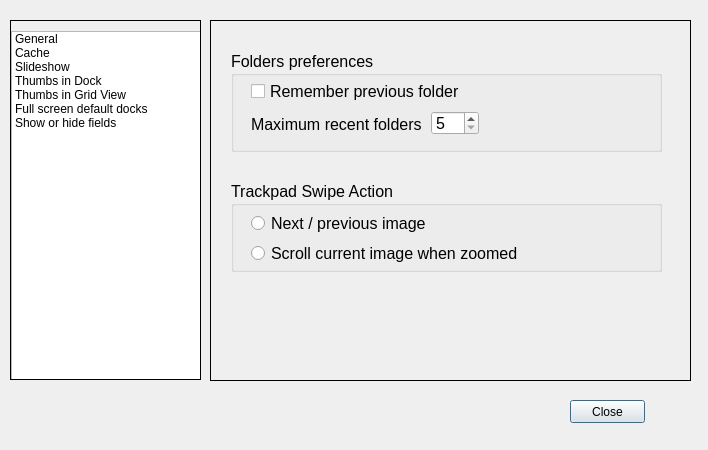
Qt form prefdlg.ui (towhee/Winnow64) before a commit.
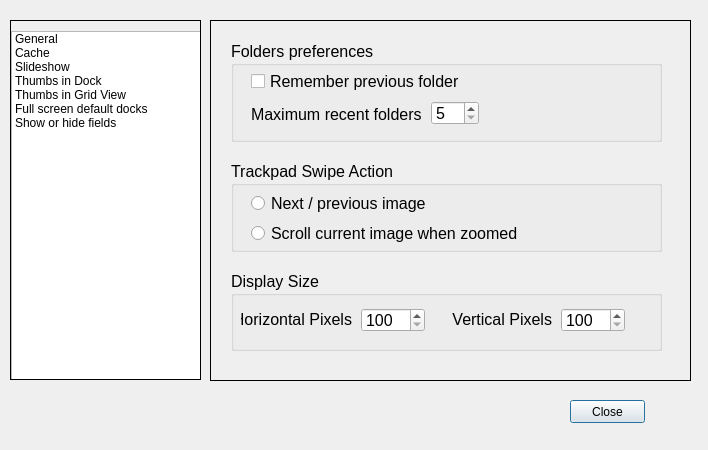
The same form after that commit. The open tabs and pages were chosen to show the change.

Commit message: Actual device pixel ratio

Patch:
```diff
--- a/prefdlg.ui
+++ b/prefdlg.ui
@@ -63,7 +63,7 @@
      <property name="geometry">
       <rect>
        <x>20</x>
-       <y>160</y>
+       <y>140</y>
        <width>431</width>
        <height>91</height>
       </rect>
@@ -112,7 +112,7 @@
      <property name="geometry">
       <rect>
        <x>20</x>
-       <y>30</y>
+       <y>20</y>
        <width>431</width>
        <height>101</height>
       </rect>
@@ -159,7 +159,7 @@
        <rect>
         <x>20</x>
         <y>65</y>
-        <width>181</width>
+        <width>171</width>
         <height>16</height>
        </rect>
       </property>
@@ -173,6 +173,86 @@
       </property>
      </widget>
     </widget>
+    <widget class="QGroupBox" name="groupBox">
+     <property name="geometry">
+      <rect>
+       <x>20</x>
+       <y>250</y>
+       <width>431</width>
+       <height>80</height>
+      </rect>
+     </property>
+     <property name="toolTip">
+      <string>&lt;html&gt;&lt;head/&gt;&lt;body&gt;&lt;p&gt;In some operating systems it is difficult to obtain the actual screen resolution.  This is used to make one display pixel = one image pixel.  This insures that zooming to 100% is showing 1:1 display to image pixels.&lt;/p&gt;&lt;/body&gt;&lt;/html&gt;</string>
+     </property>
+     <property name="title">
+      <string>Display Size</string>
+     </property>
+     <widget class="QSpinBox" name="displayHorizontalPixelsSB">
+      <property name="geometry">
+       <rect>
+        <x>130</x>
+        <y>37</y>
+        <width>64</width>
+        <height>24</height>
+       </rect>
+      </property>
+      <property name="minimum">
+       <number>100</number>
+      </property>
+      <property name="maximum">
+       <number>10000</number>
+      </property>
+     </widget>
+     <widget class="QLabel" name="label_21">
+      <property name="geometry">
+       <rect>
+        <x>10</x>
+        <y>40</y>
+        <width>111</width>
+        <height>16</height>
+       </rect>
+      </property>
+      <property name="text">
+       <string>Horizontal Pixels</string>
+      </property>
+      <property name="alignment">
+       <set>Qt::AlignRight|Qt::AlignTrailing|Qt::AlignVCenter</set>
+      </property>
+     </widget>
+     <widget class="QLabel" name="label_22">
+      <property name="geometry">
+       <rect>
+        <x>210</x>
+        <y>40</y>
+        <width>111</width>
+        <height>16</height>
+       </rect>
+      </property>
+      <property name="text">
+       <string>Vertical Pixels</string>
+      </property>
+      <property name="alignment">
+       <set>Qt::AlignRight|Qt::AlignTrailing|Qt::AlignVCenter</set>
+      </property>
+     </widget>
+     <widget class="QSpinBox" name="displayVerticalPixelsSB">
+      <property name="geometry">
+       <rect>
+        <x>330</x>
+        <y>37</y>
+        <width>64</width>
+        <height>24</height>
+       </rect>
+      </property>
+      <property name="minimum">
+       <number>100</number>
+      </property>
+      <property name="maximum">
+       <number>10000</number>
+      </property>
+     </widget>
+    </widget>
    </widget>
    <widget class="QWidget" name="pageCache">
     <widget class="QSpinBox" name="cacheSizeSpinbox">
```
Left out of the diff: 6 changed lines with no effect on the pictures. The commit also changes 16 other files.
